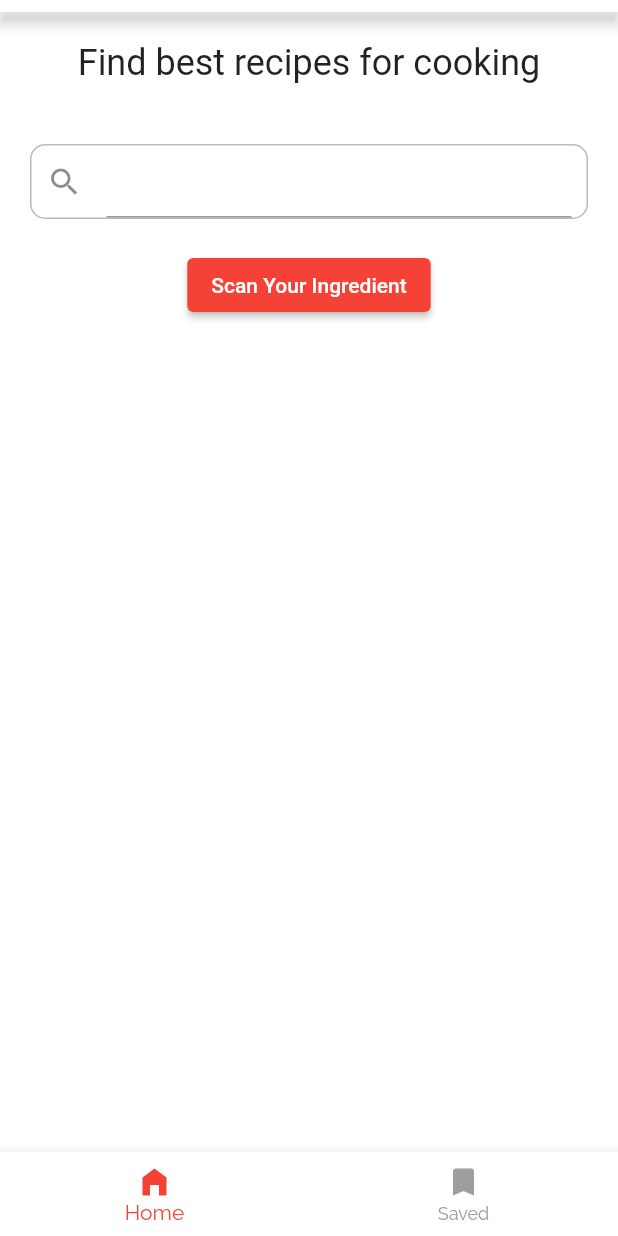
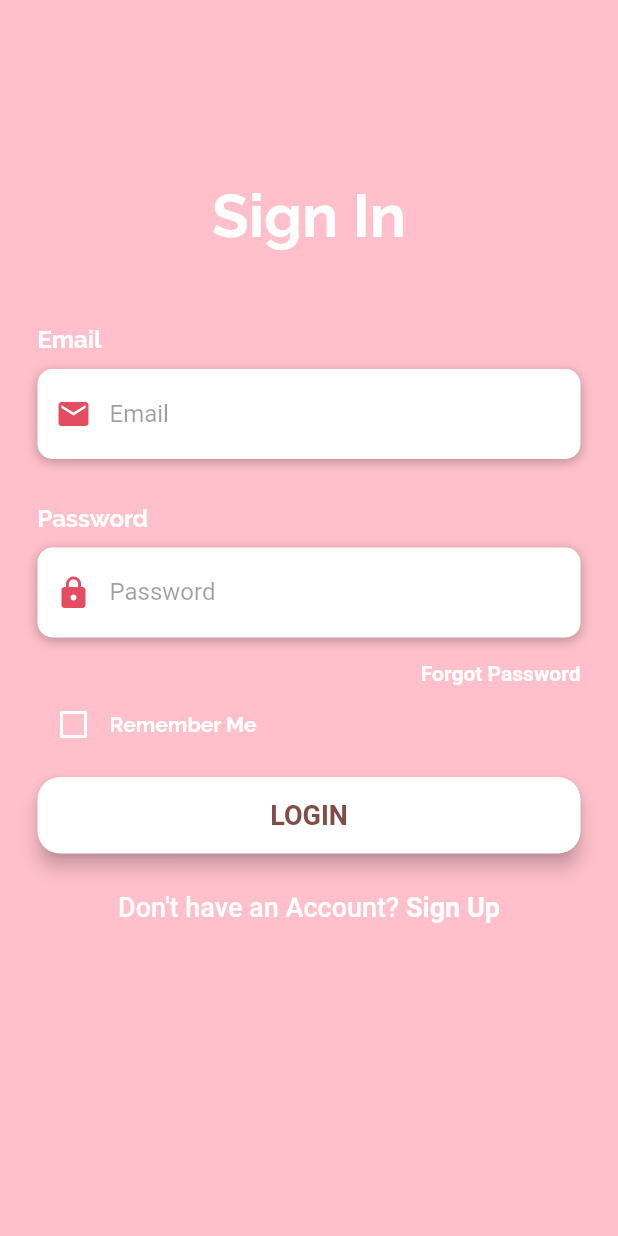
Before and after one commit to tranghoang200/Cooking-Papa, a Flutter app: the screen it shows after launch, on a phone screen of 412 x 824 dp. Run offline on Flutter 3.47's test engine with Material 2 defaults, Android fonts, the light colour scheme and no system bars; our stand-ins replace image_picker.

Commit message:
integrate login screen to the app

```diff
--- a/lib/main.dart
+++ b/lib/main.dart
@@ -1,5 +1,6 @@
 import 'package:cooking_papa/screens/home_screen.dart';
 import 'package:cooking_papa/screens/ingredient_screen.dart';
+import 'package:cooking_papa/screens/login_screen.dart';
 import 'package:flutter/material.dart';
 
 import './dummy_data.dart';
@@ -96,9 +97,10 @@ class _MyAppState extends State<MyApp> {
             )),
       ),
       // home: CategoriesScreen(),
-      initialRoute: '/', // default is '/'
+      initialRoute: '/login', // default is '/'
       routes: {
         '/': (ctx) => TabsScreen(_favoriteMeals),
+        LoginPage.routeName: (ctx) => LoginPage(),
         HomeScreen.routeName: (ctx) => HomeScreen(),
         IngredientScreen.routeName: (ctx) => const IngredientScreen(),
         CategoriesScreen.routeName: (ctx) => CategoriesScreen(),
--- /dev/null
+++ b/lib/screens/login_screen.dart
@@ -0,0 +1,219 @@
+import 'package:flutter/material.dart';
+import 'package:flutter/services.dart';
+
+class LoginPage extends StatefulWidget {
+  static const routeName = '/login';
+  @override
+  _LoginPageState createState() => _LoginPageState();
+}
+
+class _LoginPageState extends State<LoginPage> {
+  bool isRememberMe = false;
+  Widget buildEmail() {
+    return Column(
+      crossAxisAlignment: CrossAxisAlignment.start,
+      children: <Widget>[
+        Text(
+          'Email',
+          style: TextStyle(
+              color: Colors.white, fontSize: 16, fontWeight: FontWeight.bold),
+        ),
+        SizedBox(height: 10),
+        Container(
+          alignment: Alignment.centerLeft,
+          decoration: BoxDecoration(
+              color: Colors.white,
+              borderRadius: BorderRadius.circular(10),
+              boxShadow: [
+                BoxShadow(
+                    color: Colors.black26, blurRadius: 6, offset: Offset(0, 2))
+              ]),
+          height: 60,
+          child: TextField(
+            keyboardType: TextInputType.emailAddress,
+            style: TextStyle(color: Colors.black87),
+            decoration: InputDecoration(
+                border: InputBorder.none,
+                contentPadding: EdgeInsets.only(top: 14),
+                prefixIcon: Icon(Icons.email, color: Color(0xffe44c62)),
+                hintText: 'Email',
+                hintStyle: TextStyle(color: Colors.black38)),
+          ),
+        )
+      ],
+    );
+  }
+
+  Widget buildPassword() {
+    return Column(
+      crossAxisAlignment: CrossAxisAlignment.start,
+      children: <Widget>[
+        Text(
+          'Password',
+          style: TextStyle(
+              color: Colors.white, fontSize: 16, fontWeight: FontWeight.bold),
+        ),
+        SizedBox(height: 10),
+        Container(
+          alignment: Alignment.centerLeft,
+          decoration: BoxDecoration(
+              color: Colors.white,
+              borderRadius: BorderRadius.circular(10),
+              boxShadow: [
+                BoxShadow(
+                    color: Colors.black26, blurRadius: 6, offset: Offset(0, 2))
+              ]),
+          height: 60,
+          child: TextField(
+            obscureText: true,
+            style: TextStyle(color: Colors.black87),
+            decoration: InputDecoration(
+                border: InputBorder.none,
+                contentPadding: EdgeInsets.only(top: 14),
+                prefixIcon: Icon(Icons.lock, color: Color(0xffe44c62)),
+                hintText: 'Password',
+                hintStyle: TextStyle(color: Colors.black38)),
+          ),
+        )
+      ],
+    );
+  }
+
+  Widget buildForgotPassBtn() {
+    return Container(
+      alignment: Alignment.centerRight,
+      child: FlatButton(
+        onPressed: () => print("Forgot Password"),
+        padding: EdgeInsets.only(right: 0),
+        child: Text(
+          'Forgot Password',
+          style: TextStyle(color: Colors.white, fontWeight: FontWeight.bold),
+        ),
+      ),
+    );
+  }
+
+  Widget buildRememberMe() {
+    return Container(
+      height: 20,
+      child: Row(
+        children: <Widget>[
+          Theme(
+            data: ThemeData(unselectedWidgetColor: Colors.white),
+            child: Checkbox(
+              value: isRememberMe,
+              checkColor: Colors.green,
+              activeColor: Colors.white,
+              onChanged: (value) {
+                setState(() {
+                  isRememberMe = value;
+                });
+              },
+            ),
+          ),
+          Text(
+            'Remember Me',
+            style: TextStyle(color: Colors.white, fontWeight: FontWeight.bold),
+          )
+        ],
+      ),
+    );
+  }
+
+  Widget buildLoginBtn() {
+    return Container(
+      padding: EdgeInsets.symmetric(vertical: 25),
+      width: double.infinity,
+      child: RaisedButton(
+        elevation: 5,
+        onPressed: () => Navigator.of(context).pushNamed('/'),
+        padding: EdgeInsets.all(15),
+        shape: RoundedRectangleBorder(borderRadius: BorderRadius.circular(15)),
+        color: Colors.white,
+        child: Text(
+          'LOGIN',
+          style: TextStyle(
+              color: Color(0xff834d47),
+              fontSize: 18,
+              fontWeight: FontWeight.bold),
+        ),
+      ),
+    );
+  }
+
+  Widget buildSignUpBtn() {
+    return GestureDetector(
+      onTap: () => print("Sign Up Pressed"),
+      child: RichText(
+        text: TextSpan(children: [
+          TextSpan(
+            text: 'Don\'t have an Account? ',
+            style: TextStyle(
+                color: Colors.white, fontSize: 18, fontWeight: FontWeight.w500),
+          ),
+          TextSpan(
+              text: 'Sign Up',
+              style: TextStyle(
+                  color: Colors.white,
+                  fontSize: 18,
+                  fontWeight: FontWeight.bold))
+        ]),
+      ),
+    );
+  }
+
+  @override
+  Widget build(BuildContext context) {
+    return Scaffold(
+      body: AnnotatedRegion<SystemUiOverlayStyle>(
+        value: SystemUiOverlayStyle.light,
+        child: GestureDetector(
+          child: Stack(
+            children: <Widget>[
+              Container(
+                height: double.infinity,
+                width: double.infinity,
+                decoration: BoxDecoration(
+                    gradient: LinearGradient(
+                        begin: Alignment.topCenter,
+                        end: Alignment.bottomCenter,
+                        colors: [
+                      Color(0xffffc0cb), //first ff is the opacity
+                      Color(0xffffc0cb), //if want to change color than change
+                      Color(0xffffc0cb), //hex-code after ff
+                      Color(0xffffc0cb),
+                    ])),
+                child: SingleChildScrollView(
+                  physics: AlwaysScrollableScrollPhysics(),
+                  padding: EdgeInsets.symmetric(
+                      horizontal: 25, //responsible for the email box
+                      vertical: 120),
+                  child: Column(
+                    mainAxisAlignment: MainAxisAlignment.center,
+                    children: <Widget>[
+                      Text(
+                        'Sign In',
+                        style: TextStyle(
+                            color: Colors.white,
+                            fontSize: 40,
+                            fontWeight: FontWeight.bold),
+                      ),
+                      SizedBox(height: 50),
+                      buildEmail(),
+                      SizedBox(height: 30),
+                      buildPassword(),
+                      buildForgotPassBtn(),
+                      buildRememberMe(),
+                      buildLoginBtn(),
+                      buildSignUpBtn(),
+                    ],
+                  ),
+                ),
+              )
+            ],
+          ),
+        ),
+      ),
+    );
+  }
+}
```
